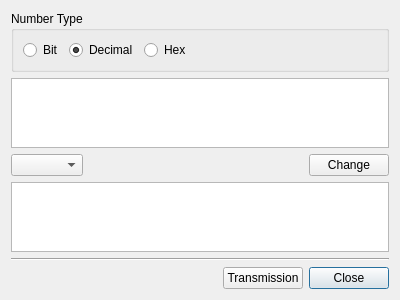
This is BerEditor/num_trans_dlg.ui in jykim74/BerEditor as Qt 5 draws it before an edit. The edited form follows.
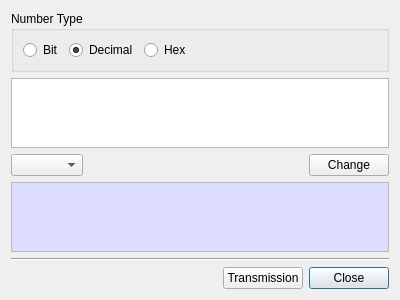
This is the edited form.

The edit to the form file:
```diff
--- a/BerEditor/num_trans_dlg.ui
+++ b/BerEditor/num_trans_dlg.ui
@@ -61,7 +61,48 @@
     </widget>
    </item>
    <item row="3" column="0" colspan="4">
-    <widget class="QPlainTextEdit" name="mOutputText"/>
+    <widget class="QPlainTextEdit" name="mOutputText">
+     <property name="palette">
+      <palette>
+       <active>
+        <colorrole role="Base">
+         <brush brushstyle="SolidPattern">
+          <color alpha="255">
+           <red>221</red>
+           <green>221</green>
+           <blue>255</blue>
+          </color>
+         </brush>
+        </colorrole>
+       </active>
+       <inactive>
+        <colorrole role="Base">
+         <brush brushstyle="SolidPattern">
+          <color alpha="255">
+           <red>221</red>
+           <green>221</green>
+           <blue>255</blue>
+          </color>
+         </brush>
+        </colorrole>
+       </inactive>
+       <disabled>
+        <colorrole role="Base">
+         <brush brushstyle="SolidPattern">
+          <color alpha="255">
+           <red>240</red>
+           <green>240</green>
+           <blue>240</blue>
+          </color>
+         </brush>
+        </colorrole>
+       </disabled>
+      </palette>
+     </property>
+     <property name="readOnly">
+      <bool>true</bool>
+     </property>
+    </widget>
    </item>
    <item row="2" column="1">
     <spacer name="horizontalSpacer">
```
